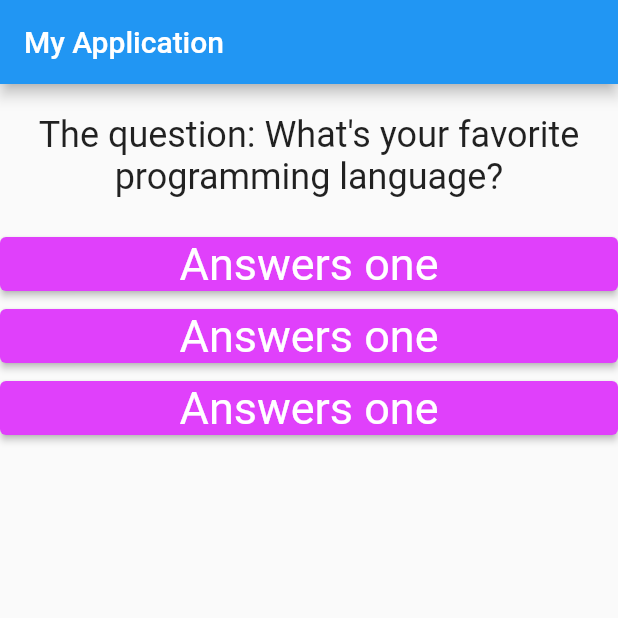
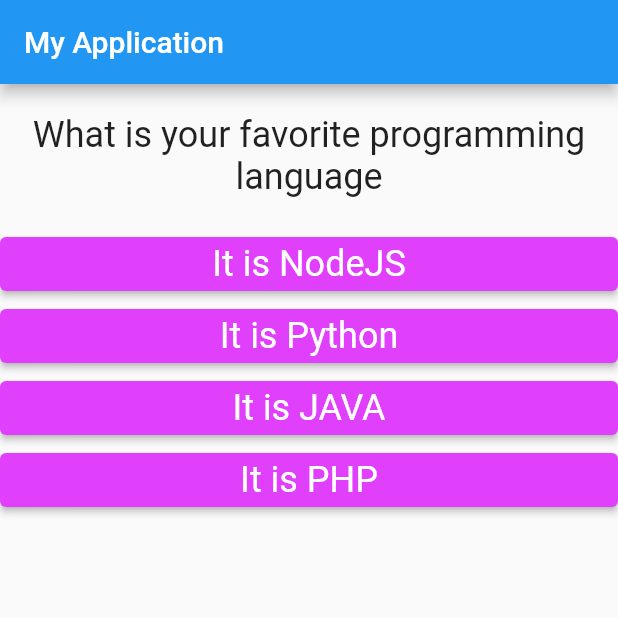
Before and after one commit to SBekzod/flutter_complete_guide, a Flutter app: the screen it shows after launch, on a phone screen of 412 x 824 dp, the top half of it. Run offline on Flutter 3.47's test engine with Material 2 defaults, Android fonts, the phone set to English and light mode, and no system bars.

Commit message:
feat: making Class to create obj and retrieve data

```diff
--- /dev/null
+++ b/lib/QuestionAnswers.dart
@@ -0,0 +1,16 @@
+class QuestAnswers {
+  var questions = ['programming language', 'web framework', 'animals'];
+  var answersForOne = [
+    {'NodeJS', 'Python', 'JAVA', 'PHP'},
+    {'ExpressJS', 'Django', 'Spring', 'NEXTJS'},
+    {'dog', 'horse', 'cat', 'another'}
+  ];
+
+  getAnswer(int a, int b) {
+    return this.answersForOne.elementAt(a).elementAt(b);
+  }
+
+  String getQuestion(int a) {
+    return this.questions[a];
+  }
+}
--- a/lib/answer.dart
+++ b/lib/answer.dart
@@ -2,8 +2,9 @@ import 'package:flutter/material.dart';
 
 class Answer extends StatelessWidget {
   final Function selectHandler;
+  final String answer;
 
-  Answer(this.selectHandler);
+  Answer(this.selectHandler, this.answer);
 
   @override
   Widget build(BuildContext context) {
@@ -13,12 +14,11 @@ class Answer extends StatelessWidget {
         style: ElevatedButton.styleFrom(
           onPrimary: Colors.white,
           primary: Colors.purpleAccent,
-          textStyle: TextStyle(fontSize: 30),
+          textStyle: TextStyle(fontSize: 24),
         ),
-        child: Text('Answers one'),
+        child: Text('It is ${this.answer}'),
         onPressed: () => {
-          this.selectHandler('ordinary'),
-          print('* the button was pressed *')
+          this.selectHandler('${this.answer}'),
         },
       ),
     );
--- a/lib/main.dart
+++ b/lib/main.dart
@@ -1,6 +1,7 @@
 import 'package:flutter/material.dart';
 import 'package:complete_guide/question.dart';
 import 'package:complete_guide/answer.dart';
+import 'QuestionAnswers.dart';
 
 void main() => runApp(new MyApp());
 
@@ -13,21 +14,16 @@ class _MyAppState extends State<MyApp> {
   var _number = 0;
 
   void gettingPressed(String type) {
-    print('the button type: $type');
+    print('The chosen answer is: $type');
     setState(() {
       _number++;
-      print('Here is the number value: $_number');
+      print('Question: $_number was answered!');
     });
   }
 
   @override
   Widget build(BuildContext ctx) {
-    var question = [
-      'What\'s your favorite programming language?',
-      'What\'s your favorite framework?',
-      'What\'s your favorite animals?',
-      'What\'s your favorite movie?'
-    ];
+    var question = new QuestAnswers();
 
     return MaterialApp(
       home: Scaffold(
@@ -36,11 +32,13 @@ class _MyAppState extends State<MyApp> {
         ),
         body: Column(
           children: <Widget>[
-            // Text(question.elementAt(_number)),
-            Question(question.elementAt(_number)),
-            Answer(this.gettingPressed),
-            Answer(gettingPressed),
-            Answer(gettingPressed),
+            Question(question.getQuestion(_number)),
+            Column(
+              children: [
+                for (int i = 0; i < 4; i++)
+                  Answer(this.gettingPressed, question.getAnswer(_number, i))
+              ],
+            ),
           ],
         ),
       ),
--- a/lib/question.dart
+++ b/lib/question.dart
@@ -11,7 +11,7 @@ class Question extends StatelessWidget {
       margin: EdgeInsets.all(20),
       width: double.infinity,
       child: Text(
-        'The question: $text',
+        'What is your favorite ${this.text}',
         style: TextStyle(color: Colors.black87, fontSize: 24),
         textAlign: TextAlign.center,
       ),
```
